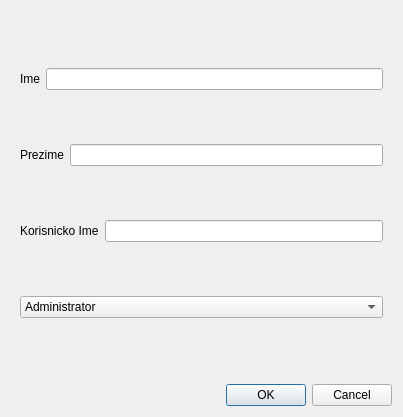
Before: the Qt Designer form Vigor/POVI/dialogforcreatingnewemployee.ui in Loptica23/POVI, drawn with Qt 5.
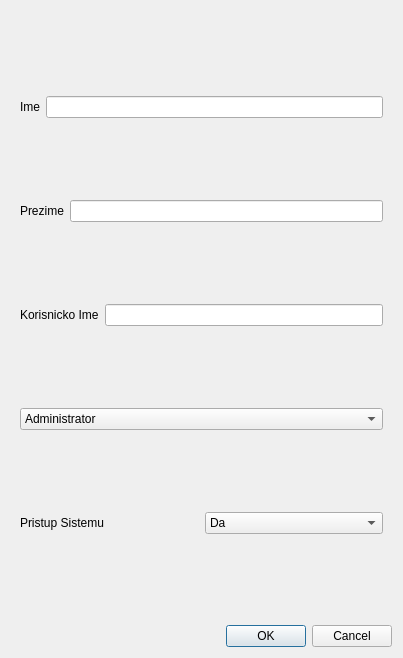
After: the same form once the commit is applied. Icons and pictures are not drawn.

Commit message: Modifying users. Adding new class Employy, and replacing some logic into this class;

Diff of the .ui file:
```diff
--- a/Vigor/POVI/dialogforcreatingnewemployee.ui
+++ b/Vigor/POVI/dialogforcreatingnewemployee.ui
@@ -7,7 +7,7 @@
     <x>0</x>
     <y>0</y>
     <width>403</width>
-    <height>417</height>
+    <height>658</height>
    </rect>
   </property>
   <property name="windowTitle">
@@ -104,6 +104,31 @@
         </item>
        </layout>
       </item>
+      <item>
+       <layout class="QHBoxLayout" name="horizontalLayout_8">
+        <item>
+         <widget class="QLabel" name="label_4">
+          <property name="text">
+           <string>Pristup Sistemu</string>
+          </property>
+         </widget>
+        </item>
+        <item>
+         <widget class="QComboBox" name="PristupSistemu">
+          <item>
+           <property name="text">
+            <string>Da</string>
+           </property>
+          </item>
+          <item>
+           <property name="text">
+            <string>Ne</string>
+           </property>
+          </item>
+         </widget>
+        </item>
+       </layout>
+      </item>
      </layout>
     </widget>
    </item>
```
Left out of the diff: 2 changed lines with no effect on the pictures. The commit also changes 14 other files.
